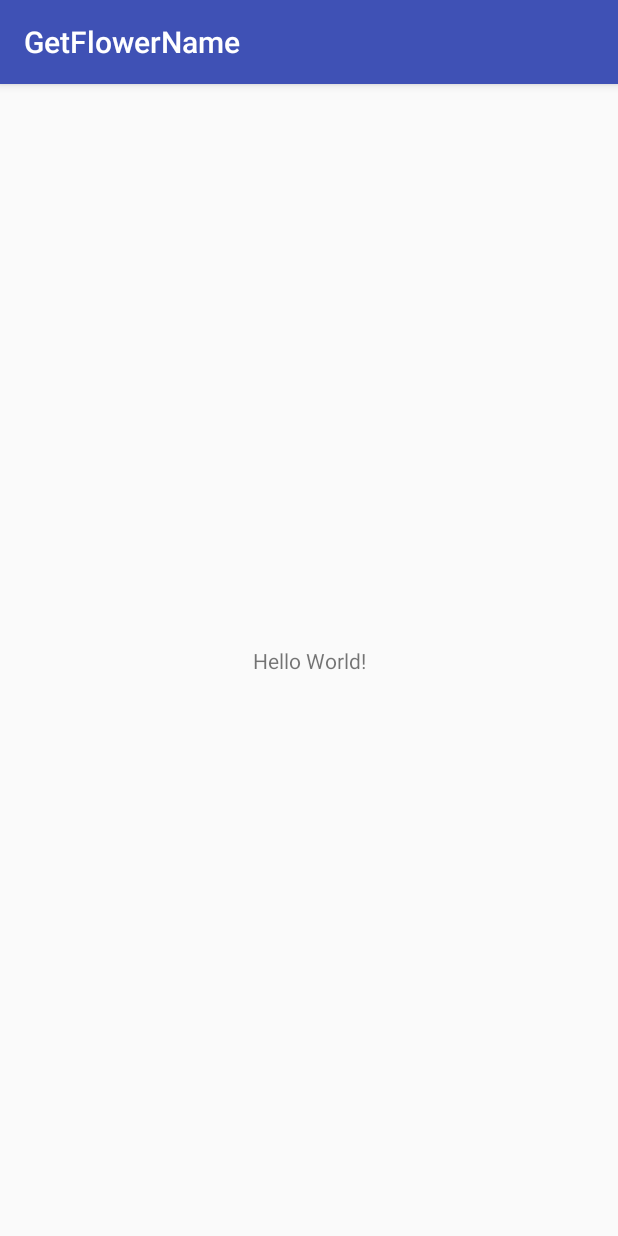
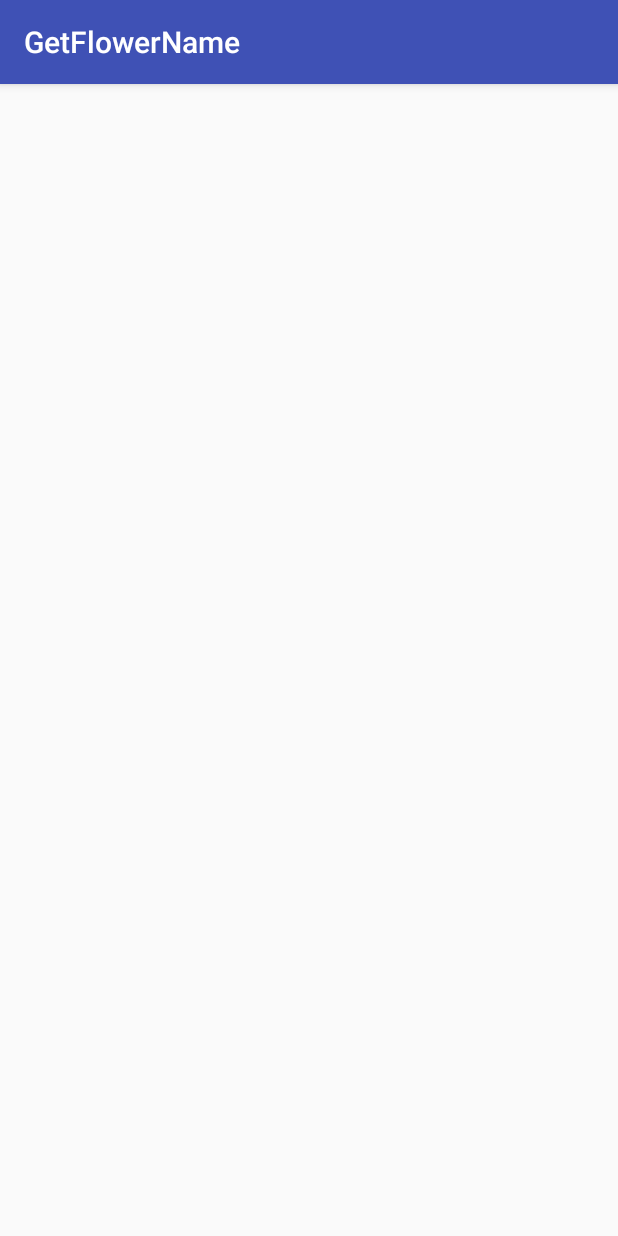
Before and after one commit to faci-df/deepFlowers, an Android app: the screen it shows after launch (FirstActivity), on a phone screen of 412 x 824 dp. Run offline under Robolectric (Android 15) with nearby library versions, the phone set to English and light mode, and no system bars.

Commit message:
기본 아이콘 변경 to DeepFlowers Launch Icon.

```diff
--- a/app/src/main/AndroidManifest.xml
+++ b/app/src/main/AndroidManifest.xml
@@ -4,9 +4,9 @@
 
     <application
         android:allowBackup="true"
-        android:icon="@mipmap/ic_launcher"
+        android:icon="@mipmap/ic_launcher_deep_flowers"
         android:label="@string/app_name"
-        android:roundIcon="@mipmap/ic_launcher_round"
+        android:roundIcon="@mipmap/ic_launcher_deep_flowers"
         android:supportsRtl="true"
         android:theme="@style/AppTheme">
         <activity android:name=".FirstActivity">
--- a/app/src/main/res/layout/activity_first.xml
+++ b/app/src/main/res/layout/activity_first.xml
@@ -6,13 +6,4 @@
     android:layout_height="match_parent"
     tools:context="io.deepflowers.getflowername.FirstActivity">
 
-    <TextView
-        android:layout_width="wrap_content"
-        android:layout_height="wrap_content"
-        android:text="Hello World!"
-        app:layout_constraintBottom_toBottomOf="parent"
-        app:layout_constraintLeft_toLeftOf="parent"
-        app:layout_constraintRight_toRightOf="parent"
-        app:layout_constraintTop_toTopOf="parent" />
-
 </android.support.constraint.ConstraintLayout>
```
Also changed, not shown: app/src/main/res/mipmap-hdpi/ic_launcher.png (deleted), app/src/main/res/mipmap-hdpi/ic_launcher_round.png (deleted), app/src/main/res/mipmap-mdpi/ic_launcher.png (deleted), app/src/main/res/mipmap-mdpi/ic_launcher_round.png (deleted), app/src/main/res/mipmap-xhdpi/ic_launcher.png (deleted), app/src/main/res/mipmap-xhdpi/ic_launcher_round.png (deleted), app/src/main/res/mipmap-xxhdpi/ic_launcher.png (deleted), app/src/main/res/mipmap-xxhdpi/ic_launcher_round.png (deleted), app/src/main/res/mipmap-xxxhdpi/ic_launcher.png (deleted), app/src/main/res/mipmap-xxxhdpi/ic_launcher_round.png (deleted).
